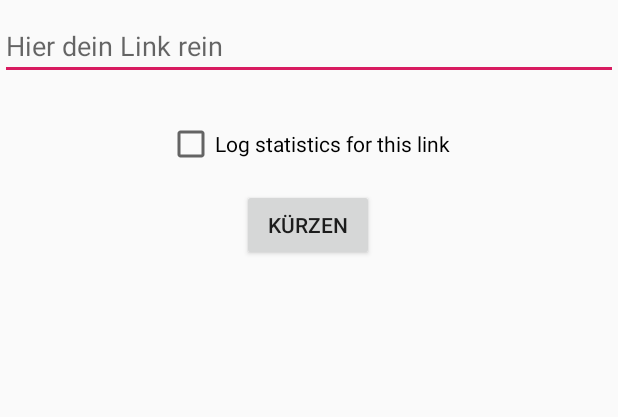
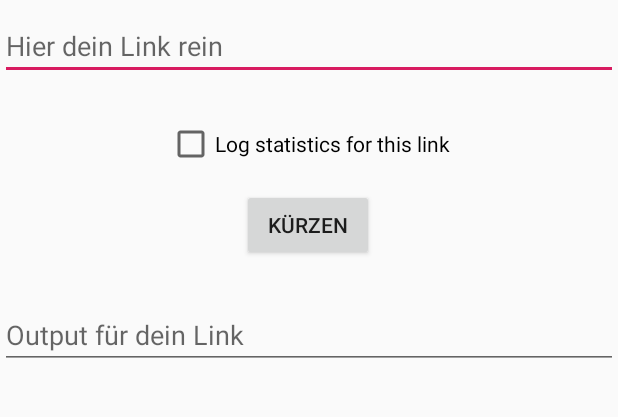
Before and after one commit to benni347/isgd, an Android app: the screen it shows after launch (MainActivity), on a phone screen of 412 x 824 dp, the part 166-583 px from its top. Run offline under Robolectric (Android 15) with nearby library versions, the phone set to English and light mode, and no system bars.

Commit message:
input ausgelesen wird zu output

```diff
--- a/app/src/main/java/com/example/isgd/MainActivity.java
+++ b/app/src/main/java/com/example/isgd/MainActivity.java
@@ -3,6 +3,12 @@ package com.example.isgd;
 import androidx.appcompat.app.AppCompatActivity;
 
 import android.os.Bundle;
+import android.view.View;
+import android.widget.TextView;
+
+import java.io.UnsupportedEncodingException;
+import java.net.URLEncoder;
+import java.nio.charset.StandardCharsets;
 
 public class MainActivity extends AppCompatActivity {
 
@@ -11,4 +17,21 @@ public class MainActivity extends AppCompatActivity {
         super.onCreate(savedInstanceState);
         setContentView(R.layout.activity_main);
     }
+
+
+    public void test(View view) {
+        TextView input = (TextView) findViewById(R.id.inpout);
+        String inputurl = (String) input.getText();
+        try {
+            inputurl = URLEncoder.encode(inputurl, StandardCharsets.UTF_8.toString());
+        } catch (UnsupportedEncodingException e) {
+            e.printStackTrace();
+        }
+
+
+        TextView output = (TextView) findViewById(R.id.outpout);
+        output.setText(inputurl);
+
+
+    }
 }
--- a/app/src/main/res/layout/activity_main.xml
+++ b/app/src/main/res/layout/activity_main.xml
@@ -32,7 +32,7 @@
     </com.google.android.material.textfield.TextInputLayout>
 
     <com.google.android.material.textfield.TextInputEditText
-        android:id="@+id/textInputEditText"
+        android:id="@+id/inpout"
         android:layout_width="match_parent"
         android:layout_height="wrap_content"
         android:hint="@string/hint"
@@ -59,6 +59,8 @@
         android:id="@+id/button"
         android:layout_width="wrap_content"
         android:layout_height="wrap_content"
+        android:contextClickable="false"
+        android:onClick="test"
         android:text="@string/schort"
         app:layout_constraintBottom_toBottomOf="parent"
         app:layout_constraintEnd_toEndOf="parent"
@@ -67,4 +69,29 @@
         app:layout_constraintTop_toTopOf="parent"
         app:layout_constraintVertical_bias="0.251" />
 
+    <com.google.android.material.textfield.TextInputLayout
+        android:layout_width="409dp"
+        android:layout_height="wrap_content"
+        android:layout_marginEnd="2dp"
+        app:layout_constraintBottom_toBottomOf="parent"
+        app:layout_constraintEnd_toEndOf="parent"
+        app:layout_constraintHorizontal_bias="0.0"
+        app:layout_constraintStart_toStartOf="parent"
+        app:layout_constraintTop_toTopOf="parent"
+        app:layout_constraintVertical_bias="0.317">
+
+    </com.google.android.material.textfield.TextInputLayout>
+
+    <com.google.android.material.textfield.TextInputEditText
+        android:id="@+id/outpout"
+        android:layout_width="match_parent"
+        android:layout_height="wrap_content"
+        android:layout_marginTop="13dp"
+        android:layout_marginBottom="454dp"
+        android:hint="@string/output"
+        app:layout_constraintBottom_toBottomOf="parent"
+        app:layout_constraintEnd_toEndOf="parent"
+        app:layout_constraintStart_toStartOf="parent"
+        app:layout_constraintTop_toBottomOf="@+id/button" />
+
 </androidx.constraintlayout.widget.ConstraintLayout>
--- a/app/src/main/res/values/strings.xml
+++ b/app/src/main/res/values/strings.xml
@@ -4,4 +4,5 @@
     <string name="hint">Hier dein Link rein</string>
     <string name="log">Log statistics for this link</string>
     <string name="schort">Kürzen</string>
+    <string name="output">Output für dein Link</string>
 </resources>
```
